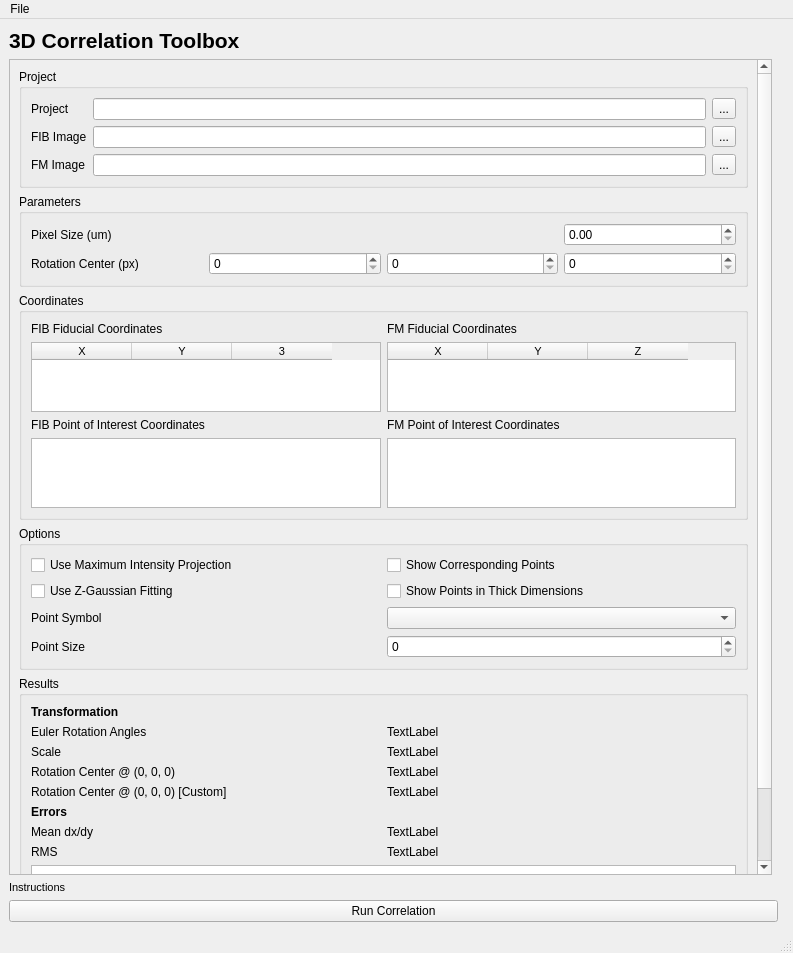
Before: the Qt Designer form tdct/ui/qt/tdct_main.ui in patrickcleeve2/3DCT, drawn with Qt 5.
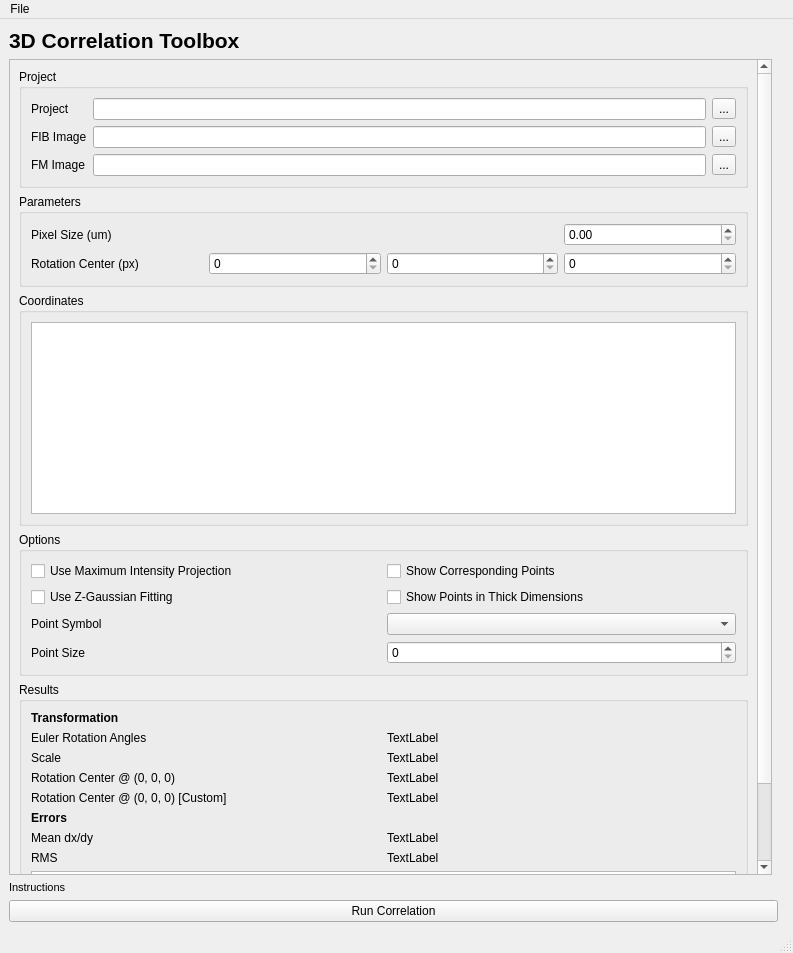
After: the same form once the commit is applied.

Diff of the .ui file:
```diff
--- a/tdct/ui/qt/tdct_main.ui
+++ b/tdct/ui/qt/tdct_main.ui
@@ -24,7 +24,7 @@
        <property name="geometry">
         <rect>
          <x>0</x>
-         <y>-106</y>
+         <y>0</y>
          <width>747</width>
          <height>974</height>
         </rect>
@@ -96,105 +96,16 @@
            <string>Coordinates</string>
           </property>
           <layout class="QGridLayout" name="gridLayout_8">
-           <item row="2" column="0">
-            <widget class="QLabel" name="label_fib_poi_header">
-             <property name="text">
-              <string>FIB Point of Interest Coordinates</string>
-             </property>
-            </widget>
-           </item>
-           <item row="1" column="0">
-            <widget class="QTableWidget" name="tableWidget_fib_fid_coordinates">
-             <property name="font">
-              <font>
-               <pointsize>8</pointsize>
-              </font>
-             </property>
-             <property name="dragDropMode">
-              <enum>QAbstractItemView::NoDragDrop</enum>
-             </property>
-             <property name="defaultDropAction">
-              <enum>Qt::IgnoreAction</enum>
-             </property>
-             <property name="columnCount">
-              <number>3</number>
-             </property>
-             <column>
-              <property name="text">
-               <string>X</string>
-              </property>
-             </column>
-             <column>
-              <property name="text">
-               <string>Y</string>
-              </property>
-             </column>
-             <column/>
-            </widget>
-           </item>
            <item row="0" column="0">
-            <widget class="QLabel" name="label_fib_fid_header">
-             <property name="text">
-              <string>FIB Fiducial Coordinates</string>
+            <widget class="QTableView" name="tableView_coordinates">
+             <property name="sizePolicy">
+              <sizepolicy hsizetype="Expanding" vsizetype="MinimumExpanding">
+               <horstretch>0</horstretch>
+               <verstretch>50</verstretch>
+              </sizepolicy>
              </property>
-            </widget>
-           </item>
-           <item row="0" column="1">
-            <widget class="QLabel" name="label_fm_fid_header">
-             <property name="text">
-              <string>FM Fiducial Coordinates</string>
-             </property>
-            </widget>
-           </item>
-           <item row="1" column="1">
-            <widget class="QTableWidget" name="tableWidget_fm_fid_coordinates">
-             <property name="font">
-              <font>
-               <pointsize>8</pointsize>
-              </font>
-             </property>
-             <property name="columnCount">
-              <number>3</number>
-             </property>
-             <column>
-              <property name="text">
-               <string>X</string>
-              </property>
-             </column>
-             <column>
-              <property name="text">
-               <string>Y</string>
-              </property>
-             </column>
-             <column>
-              <property name="text">
-               <string>Z</string>
-              </property>
-             </column>
-            </widget>
-           </item>
-           <item row="3" column="0">
-            <widget class="QTableWidget" name="tableWidget_fib_poi_coordinates">
-             <property name="font">
-              <font>
-               <pointsize>8</pointsize>
-              </font>
-             </property>
-            </widget>
-           </item>
-           <item row="2" column="1">
-            <widget class="QLabel" name="label_fm_poi_header">
-             <property name="text">
-              <string>FM Point of Interest Coordinates</string>
-             </property>
-            </widget>
-           </item>
-           <item row="3" column="1">
-            <widget class="QTableWidget" name="tableWidget_fm_poi_coordinates">
-             <property name="font">
-              <font>
-               <pointsize>8</pointsize>
-              </font>
+             <property name="sortingEnabled">
+              <bool>true</bool>
              </property>
             </widget>
            </item>
```
